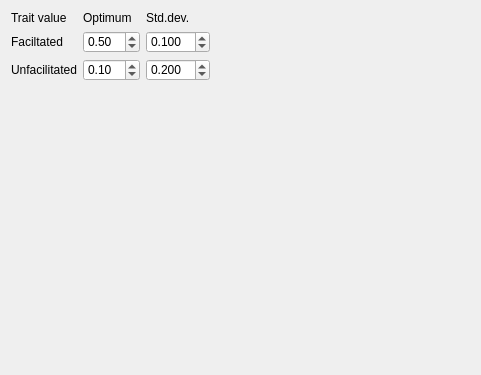
The window that korter_project_qt_fitness_widget.ui (richelbilderbeek/korter_project) describes before a commit, drawn with Qt 5.
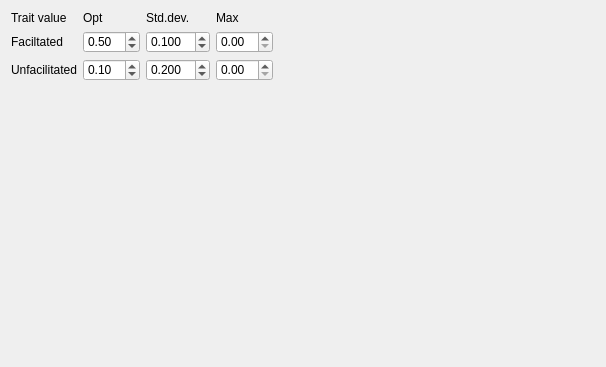
The same window after the commit. Custom widgets are drawn as their Qt base class.

```diff
--- a/korter_project_qt_fitness_widget.ui
+++ b/korter_project_qt_fitness_widget.ui
@@ -6,8 +6,8 @@
    <rect>
     <x>0</x>
     <y>0</y>
-    <width>481</width>
-    <height>375</height>
+    <width>606</width>
+    <height>367</height>
    </rect>
   </property>
   <property name="windowTitle">
@@ -92,12 +92,21 @@
    </item>
    <item row="0" column="1">
     <widget class="QLabel" name="label_opt">
+     <property name="sizePolicy">
+      <sizepolicy hsizetype="Preferred" vsizetype="Maximum">
+       <horstretch>0</horstretch>
+       <verstretch>0</verstretch>
+      </sizepolicy>
+     </property>
+     <property name="toolTip">
+      <string>&lt;html&gt;&lt;head/&gt;&lt;body&gt;&lt;p&gt;The trait value at which this plant type will have the maximum fitness&lt;/p&gt;&lt;/body&gt;&lt;/html&gt;</string>
+     </property>
      <property name="text">
-      <string>Optimum</string>
+      <string>&lt;html&gt;&lt;head/&gt;&lt;body&gt;&lt;p&gt;Opt&lt;/p&gt;&lt;/body&gt;&lt;/html&gt;</string>
      </property>
     </widget>
    </item>
-   <item row="2" column="3">
+   <item row="2" column="4">
     <spacer name="horizontalSpacer">
      <property name="orientation">
       <enum>Qt::Horizontal</enum>
@@ -134,6 +143,28 @@
      </property>
     </widget>
    </item>
+   <item row="0" column="3">
+    <widget class="QLabel" name="label">
+     <property name="sizePolicy">
+      <sizepolicy hsizetype="Preferred" vsizetype="Maximum">
+       <horstretch>0</horstretch>
+       <verstretch>0</verstretch>
+      </sizepolicy>
+     </property>
+     <property name="toolTip">
+      <string>&lt;html&gt;&lt;head/&gt;&lt;body&gt;&lt;p&gt;The fitness the plant has when its trait matches the optimal trait&lt;/p&gt;&lt;/body&gt;&lt;/html&gt;</string>
+     </property>
+     <property name="text">
+      <string>&lt;html&gt;&lt;head/&gt;&lt;body&gt;&lt;p&gt;Max&lt;/p&gt;&lt;/body&gt;&lt;/html&gt;</string>
+     </property>
+    </widget>
+   </item>
+   <item row="1" column="3">
+    <widget class="QDoubleSpinBox" name="box_fac_max"/>
+   </item>
+   <item row="2" column="3">
+    <widget class="QDoubleSpinBox" name="box_unfac_max"/>
+   </item>
   </layout>
  </widget>
  <customwidgets>
```
Left out of the diff: 17 changed lines with no effect on the pictures.
